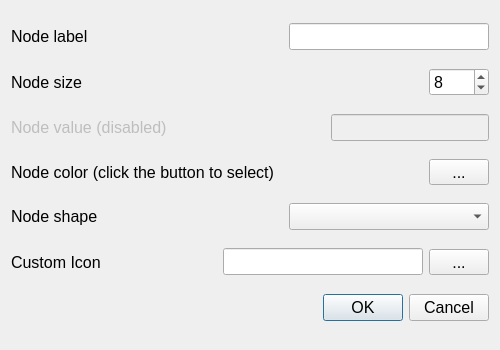
socnetv/app, file src/forms/dialognodeedit.ui: the form before one commit.
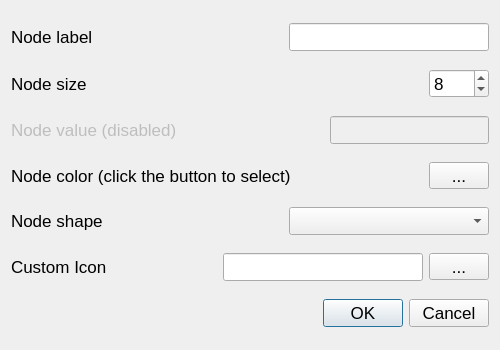
The form after the commit.

Commit message: fixed pointsizes in macos

The edit to the form file:
```diff
--- a/src/forms/dialognodeedit.ui
+++ b/src/forms/dialognodeedit.ui
@@ -22,11 +22,6 @@
     <height>600</height>
    </size>
   </property>
-  <property name="font">
-   <font>
-    <pointsize>12</pointsize>
-   </font>
-  </property>
   <property name="windowTitle">
    <string>Node Properties</string>
   </property>
@@ -37,7 +32,7 @@
       <widget class="QLabel" name="label">
        <property name="font">
         <font>
-         <pointsize>12</pointsize>
+         <pointsize>13</pointsize>
         </font>
        </property>
        <property name="text">
@@ -49,7 +44,7 @@
       <spacer name="horizontalSpacer_5">
        <property name="font">
         <font>
-         <pointsize>12</pointsize>
+         <pointsize>13</pointsize>
         </font>
        </property>
        <property name="orientation">
@@ -73,7 +68,7 @@
        </property>
        <property name="font">
         <font>
-         <pointsize>12</pointsize>
+         <pointsize>13</pointsize>
         </font>
        </property>
        <property name="toolTip">
@@ -89,7 +84,7 @@
       <widget class="QLabel" name="label_2">
        <property name="font">
         <font>
-         <pointsize>12</pointsize>
+         <pointsize>13</pointsize>
         </font>
        </property>
        <property name="text">
@@ -101,7 +96,7 @@
       <spacer name="horizontalSpacer">
        <property name="font">
         <font>
-         <pointsize>12</pointsize>
+         <pointsize>13</pointsize>
         </font>
        </property>
        <property name="orientation">
@@ -125,7 +120,7 @@
        </property>
        <property name="font">
         <font>
-         <pointsize>12</pointsize>
+         <pointsize>13</pointsize>
         </font>
        </property>
        <property name="toolTip">
@@ -147,7 +142,7 @@
        </property>
        <property name="font">
         <font>
-         <pointsize>12</pointsize>
+         <pointsize>13</pointsize>
         </font>
        </property>
        <property name="text">
@@ -159,7 +154,7 @@
       <spacer name="horizontalSpacer_2">
        <property name="font">
         <font>
-         <pointsize>12</pointsize>
+         <pointsize>13</pointsize>
         </font>
        </property>
        <property name="orientation">
@@ -180,7 +175,7 @@
        </property>
        <property name="font">
         <font>
-         <pointsize>12</pointsize>
+         <pointsize>13</pointsize>
         </font>
        </property>
       </widget>
@@ -193,7 +188,7 @@
       <widget class="QLabel" name="label_4">
        <property name="font">
         <font>
-         <pointsize>12</pointsize>
+         <pointsize>13</pointsize>
         </font>
        </property>
        <property name="text">
@@ -205,7 +200,7 @@
       <spacer name="horizontalSpacer_3">
        <property name="font">
         <font>
-         <pointsize>12</pointsize>
+         <pointsize>13</pointsize>
         </font>
        </property>
        <property name="orientation">
@@ -229,7 +224,7 @@
        </property>
        <property name="font">
         <font>
-         <pointsize>12</pointsize>
+         <pointsize>13</pointsize>
         </font>
        </property>
        <property name="text">
@@ -251,7 +246,7 @@
       <widget class="QLabel" name="label_5">
        <property name="font">
         <font>
-         <pointsize>12</pointsize>
+         <pointsize>13</pointsize>
         </font>
        </property>
        <property name="text">
@@ -263,7 +258,7 @@
       <spacer name="horizontalSpacer_4">
        <property name="font">
         <font>
-         <pointsize>12</pointsize>
+         <pointsize>13</pointsize>
         </font>
        </property>
        <property name="orientation">
@@ -296,7 +291,7 @@
        </property>
        <property name="font">
         <font>
-         <pointsize>12</pointsize>
+         <pointsize>13</pointsize>
         </font>
        </property>
        <property name="toolTip">
@@ -312,7 +307,7 @@
       <widget class="QLabel" name="label_24">
        <property name="font">
         <font>
-         <pointsize>12</pointsize>
+         <pointsize>13</pointsize>
         </font>
        </property>
        <property name="toolTip">
@@ -327,7 +322,7 @@
       <spacer name="horizontalSpacer_24">
        <property name="font">
         <font>
-         <pointsize>12</pointsize>
+         <pointsize>13</pointsize>
         </font>
        </property>
        <property name="orientation">
@@ -351,7 +346,7 @@
        </property>
        <property name="font">
         <font>
-         <pointsize>12</pointsize>
+         <pointsize>13</pointsize>
         </font>
        </property>
        <property name="toolTip">
@@ -378,7 +373,7 @@
        </property>
        <property name="font">
         <font>
-         <pointsize>12</pointsize>
+         <pointsize>13</pointsize>
         </font>
        </property>
        <property name="toolTip">
@@ -398,7 +393,7 @@
     <widget class="QDialogButtonBox" name="buttonBox">
      <property name="font">
       <font>
-       <pointsize>12</pointsize>
+       <pointsize>13</pointsize>
       </font>
      </property>
      <property name="orientation">
```
The commit also changes 15 other files.
